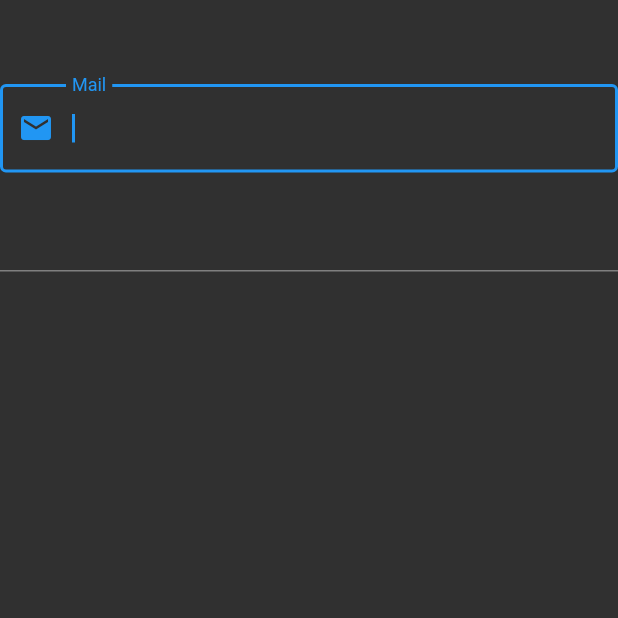
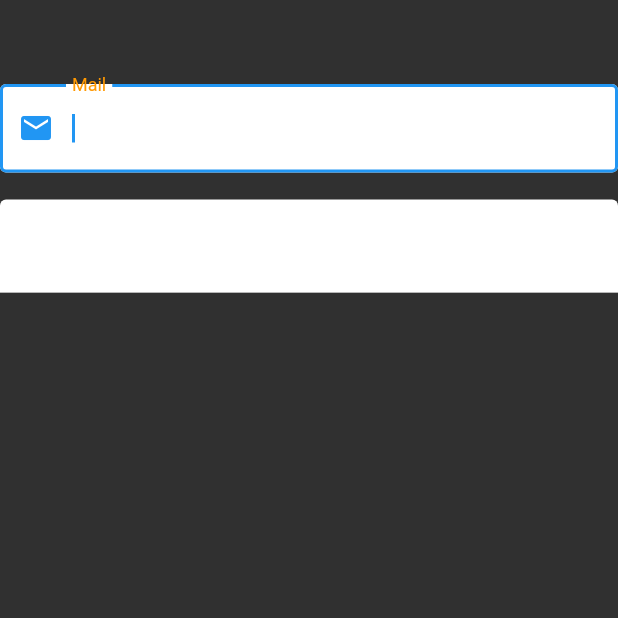
Before and after one commit to fadilbasaran/flutter_all, a Flutter app: the screen it shows after launch, on a phone screen of 412 x 824 dp, the top half of it. Run offline on Flutter 3.47's test engine with Material 2 defaults, Android fonts, the phone set to English and light mode, and no system bars.

Commit message:
TextField is learned

```diff
--- a/lib/101/text_field_learn.dart
+++ b/lib/101/text_field_learn.dart
@@ -1,5 +1,6 @@
 import 'package:flutter/material.dart';
 import 'package:flutter/services.dart';
+import 'package:flutter_full_learn/product/language/langugage_items.dart';
 
 class TextFieldLearn extends StatefulWidget {
   const TextFieldLearn({Key? key}) : super(key: key);
@@ -20,7 +21,8 @@ class _TextFieldLearnState extends State<TextFieldLearn> {
       body: Column(
         children: [
           TextField(
-            autofocus: true,//atıldığında direk onu
+              textInputAction: TextInputAction.next,
+              autofocus: true, //atıldığında direk onu
               focusNode: focusNodeTextfieldOne,
               keyboardType: TextInputType.emailAddress,
               autofillHints: const [AutofillHints.email],
@@ -30,14 +32,11 @@ class _TextFieldLearnState extends State<TextFieldLearn> {
                 return _animatedContainer(currentLength);
               },
               inputFormatters: [TextProjectInputFormatter()._formatter],
-            decoration: const InputDecoration(
-              prefixIcon: Icon(Icons.mail),
-              border: OutlineInputBorder(),
-              labelText: 'Mail',
-            ),
-          ),
+              decoration: _InputDecarotor().emailInput),
           TextField(
             focusNode: focusNodeTextfieldTwo,
+            minLines: 2,
+            maxLines: 4,
           )
         ],
       ),
@@ -60,6 +59,14 @@ class TextProjectInputFormatter {
     if (oldValue.text == 'a') {
       return oldValue;
     }
-    return oldValue;
+    return newValue;
   });
 }
+
+class _InputDecarotor {
+  final emailInput = InputDecoration(
+    prefixIcon: const Icon(Icons.mail),
+    border: const OutlineInputBorder(),
+    labelText: LanguageItems.mailTitle,
+  );
+}
--- a/lib/main.dart
+++ b/lib/main.dart
@@ -17,6 +17,12 @@ class MyApp extends StatelessWidget {
       debugShowCheckedModeBanner: false,
       title: 'Flutter Learning',
       theme: ThemeData.dark().copyWith(
+          textTheme: const TextTheme(subtitle1: TextStyle(color: Colors.red)),
+          inputDecorationTheme: const InputDecorationTheme(
+              filled: true,
+              fillColor: Colors.white,
+              iconColor: Colors.amber,
+              labelStyle: TextStyle(color: Colors.orange)),
           progressIndicatorTheme:
               const ProgressIndicatorThemeData(color: Colors.white),
           cardTheme: CardTheme(
--- a/lib/product/language/langugage_items.dart
+++ b/lib/product/language/langugage_items.dart
@@ -1,3 +1,4 @@
 class LanguageItems {
   static String welcomeTitle = 'Merhaba';
+  static String mailTitle = 'Mail';
 }
```
Lines whose indentation alone changed are shown as unchanged.
